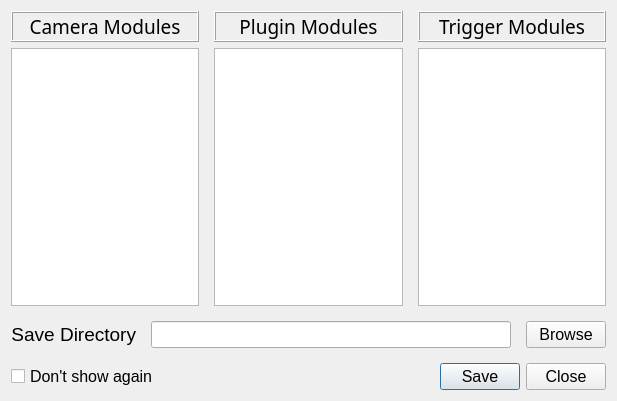
Above: rataGUI/interface/design/startMenu.ui from nathanielnyema/rataGUI before the change. Below: the same form after it.
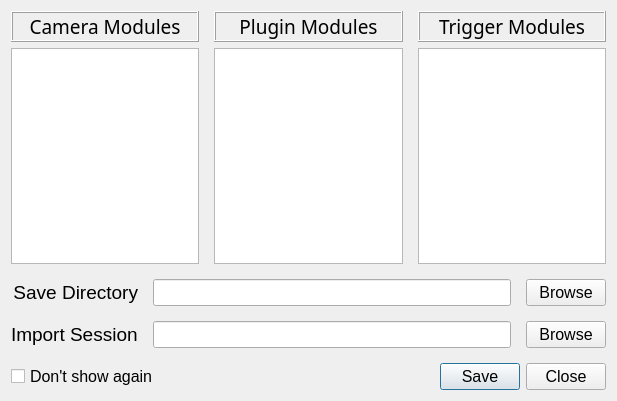
That is the form after the change.

Diff of the .ui file:
```diff
--- a/rataGUI/interface/design/startMenu.ui
+++ b/rataGUI/interface/design/startMenu.ui
@@ -163,6 +163,9 @@
    </item>
    <item>
     <layout class="QGridLayout" name="lineEditMenu">
+     <item row="0" column="1">
+      <widget class="QLineEdit" name="save_directory"/>
+     </item>
      <item row="0" column="0">
       <widget class="QLabel" name="saveDirectoryLabel">
        <property name="font">
@@ -185,8 +188,27 @@
        </property>
       </widget>
      </item>
-     <item row="0" column="1">
-      <widget class="QLineEdit" name="save_directory"/>
+     <item row="1" column="1">
+      <widget class="QLineEdit" name="session_dir"/>
+     </item>
+     <item row="1" column="0">
+      <widget class="QLabel" name="sessDirectoryLabel">
+       <property name="font">
+        <font>
+         <pointsize>14</pointsize>
+        </font>
+       </property>
+       <property name="text">
+        <string>Import Session</string>
+       </property>
+      </widget>
+     </item>
+     <item row="1" column="2">
+      <widget class="QPushButton" name="sess_dir_btn">
+       <property name="text">
+        <string>Browse</string>
+       </property>
+      </widget>
      </item>
     </layout>
    </item>
```
